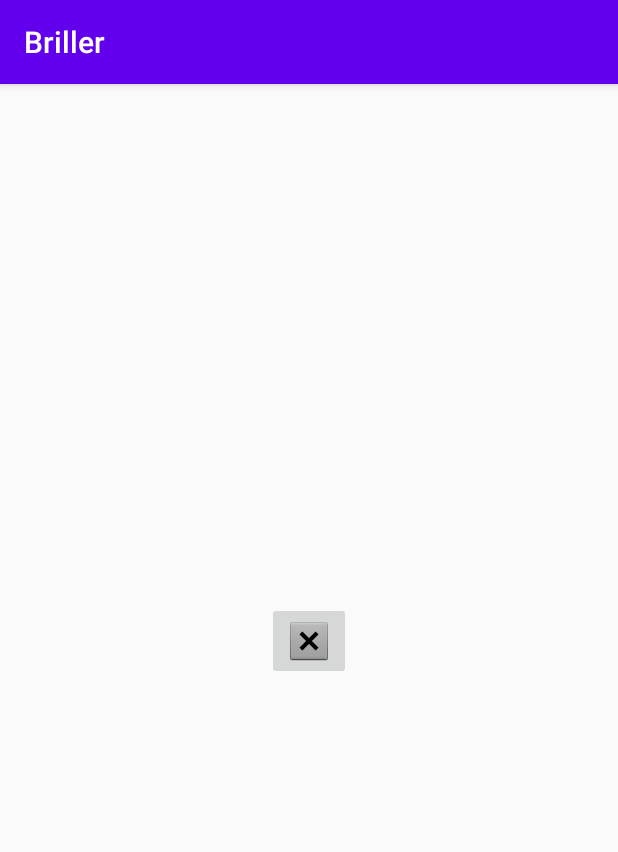
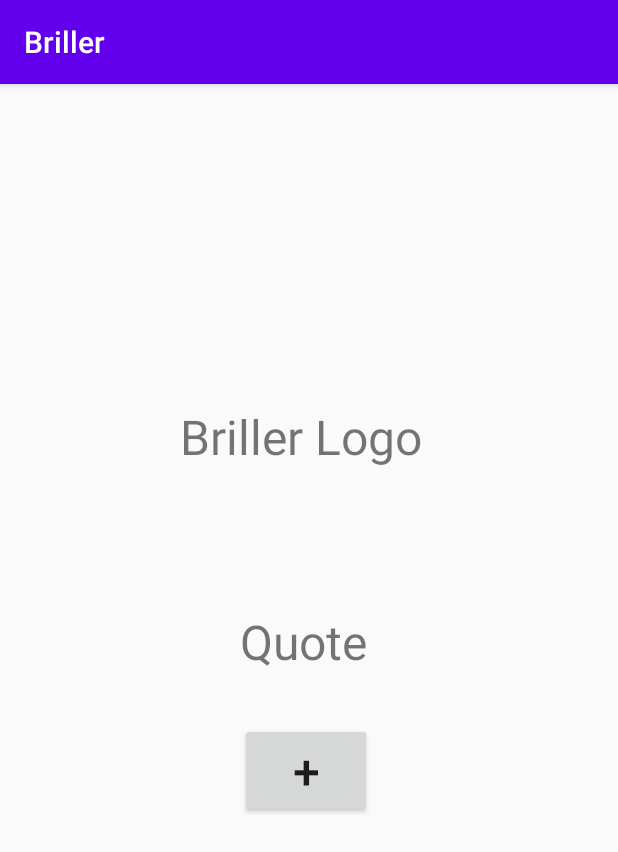
Before and after one commit to daygot/Briller, an Android app: the screen it shows after launch (LandingScreen before the commit, OnboardingActivity after it), on a phone screen of 412 x 824 dp. Shown: the top 852 px of the screen. Run offline under Robolectric (Android 15) with nearby library versions, the phone set to English and light mode, and no system bars.

Commit message:
Using Fragment Adapter

```diff
--- a/app/src/main/AndroidManifest.xml
+++ b/app/src/main/AndroidManifest.xml
@@ -16,8 +16,7 @@
                 <category android:name="android.intent.category.LAUNCHER" />
             </intent-filter>
         </activity>
-        <activity android:name=".OnboardingScreen" />
-        <activity android:name=".LandingScreen" />
+        <activity android:name=".OnboardingActivity"></activity>
     </application>
 
 </manifest>
--- a/app/src/main/java/com/goats/briller/LandingScreen.java
+++ /dev/null
@@ -1,34 +0,0 @@
-package com.goats.briller;
-
-import android.content.Intent;
-import android.support.v7.app.AppCompatActivity;
-import android.os.Bundle;
-import android.view.View;
-import android.widget.ImageButton;
-
-public class LandingScreen extends AppCompatActivity {
-
-    // Guest checkout
-    private ImageButton guestCheckOutButton;
-
-    @Override
-    protected void onCreate(Bundle savedInstanceState) {
-        super.onCreate(savedInstanceState);
-        setContentView(R.layout.activity_landing_screen);
-
-        // Designate guest checkout button
-        guestCheckOutButton = (ImageButton) findViewById(R.id.guestCheckOut);
-        guestCheckOutButton.setOnClickListener(new View.OnClickListener() {
-            @Override
-            public void onClick(View v) {
-                OpenSignInScreen();
-            }
-        });
-    }
-
-    public void OpenSignInScreen() {
-        Intent signInIntent = new Intent(this, OnboardingScreen.class);
-        startActivity(signInIntent);
-    }
-
-}
--- /dev/null
+++ b/app/src/main/java/com/goats/briller/OnboardingActivity.java
@@ -0,0 +1,46 @@
+package com.goats.briller;
+
+import android.content.Intent;
+import android.support.v4.app.Fragment;
+import android.support.v4.view.ViewPager;
+import android.support.v7.app.AppCompatActivity;
+import android.os.Bundle;
+import android.util.Log;
+import android.view.View;
+import android.widget.ImageButton;
+
+public class OnboardingActivity extends AppCompatActivity {
+
+    private static final String TAG = "OnboardingActivity";
+
+    private OnboardingFragmentsAdapter OBF_FragmentsAdapter;
+
+    private ViewPager OBF_ViewPager;
+
+    @Override
+    protected void onCreate(Bundle savedInstanceState) {
+        super.onCreate(savedInstanceState);
+        setContentView(R.layout.onboarding_activity_layout);
+        Log.d(TAG, "Onboarding OnCreate Started");
+
+        OBF_FragmentsAdapter = new OnboardingFragmentsAdapter(getSupportFragmentManager());
+
+        OBF_ViewPager = (ViewPager) findViewById(R.id.container);
+        // SetUp Pager
+        setUpViewPager(OBF_ViewPager);
+
+    }
+
+    private void setUpViewPager(ViewPager viewPager){
+        OnboardingFragmentsAdapter adapter = new OnboardingFragmentsAdapter(getSupportFragmentManager());
+        adapter.addFragment(new ob_f1(), "ob_f1");
+        adapter.addFragment(new ob_f2(), "ob_f2");
+        adapter.addFragment(new ob_f3(), "ob_f3");
+        viewPager.setAdapter(adapter);
+    }
+
+    public void setViewPager(int fragmentNumber){
+        OBF_ViewPager.setCurrentItem(fragmentNumber);
+    }
+
+}
--- /dev/null
+++ b/app/src/main/java/com/goats/briller/OnboardingFragmentsAdapter.java
@@ -0,0 +1,33 @@
+package com.goats.briller;
+
+import android.support.v4.app.Fragment;
+import android.support.v4.app.FragmentManager;
+import android.support.v4.app.FragmentStatePagerAdapter;
+
+import java.util.ArrayList;
+import java.util.List;
+
+public class OnboardingFragmentsAdapter extends FragmentStatePagerAdapter {
+
+    private final List<Fragment> OB_fragmentList = new ArrayList<>();
+    private final List<String> OB_fragmentListTitles = new ArrayList<>();
+
+    public OnboardingFragmentsAdapter(FragmentManager fm) {
+        super(fm);
+    }
+
+    public void addFragment(Fragment fragment, String title){
+        OB_fragmentList.add(fragment);
+        OB_fragmentListTitles.add(title);
+    }
+
+    @Override
+    public Fragment getItem(int position) {
+        return OB_fragmentList.get(position);
+    }
+
+    @Override
+    public int getCount() {
+        return OB_fragmentList.size();
+    }
+}
--- a/app/src/main/java/com/goats/briller/SplashScreen.java
+++ b/app/src/main/java/com/goats/briller/SplashScreen.java
@@ -11,7 +11,7 @@ public class SplashScreen extends AppCompatActivity {
         super.onCreate(savedInstanceState);
         setContentView(R.layout.activity_splash_screen);
 
-        Intent intent = new Intent(this, LandingScreen.class);
+        Intent intent = new Intent(this, OnboardingActivity.class);
         startActivity(intent);
         finish();
     }
--- /dev/null
+++ b/app/src/main/java/com/goats/briller/ob_f1.java
@@ -0,0 +1,35 @@
+package com.goats.briller;
+
+import android.os.Bundle;
+import android.support.annotation.NonNull;
+import android.support.annotation.Nullable;
+import android.support.v4.app.Fragment;
+import android.view.LayoutInflater;
+import android.view.View;
+import android.view.ViewGroup;
+import android.widget.Button;
+import android.widget.Toast;
+
+public class ob_f1 extends Fragment {
+
+    private Button btnTo_F2;
+
+    @Nullable
+    @Override
+    public View onCreateView(@NonNull LayoutInflater inflater, @Nullable ViewGroup container, @Nullable Bundle savedInstanceState) {
+        View view = inflater.inflate(R.layout.ob_f1, container, false);
+
+        btnTo_F2 = (Button) view.findViewById(R.id.f1_button);
+
+        btnTo_F2.setOnClickListener(new View.OnClickListener() {
+            @Override
+            public void onClick(View v) {
+                Toast.makeText(getActivity(), "Going to Fragment 2!", Toast.LENGTH_SHORT).show();
+
+                ((OnboardingActivity)getActivity()).setViewPager(1);
+            }
+        });
+
+        return view;
+    }
+}
--- /dev/null
+++ b/app/src/main/java/com/goats/briller/ob_f2.java
@@ -0,0 +1,36 @@
+package com.goats.briller;
+
+import android.os.Bundle;
+import android.support.annotation.NonNull;
+import android.support.annotation.Nullable;
+import android.support.v4.app.Fragment;
+import android.view.LayoutInflater;
+import android.view.View;
+import android.view.ViewGroup;
+import android.widget.Button;
+import android.widget.Toast;
+
+public class ob_f2 extends Fragment {
+
+    private Button DOG_BUTTON;
+
+    @Nullable
+    @Override
+    public View onCreateView(@NonNull LayoutInflater inflater, @Nullable ViewGroup container, @Nullable Bundle savedInstanceState) {
+        View view = inflater.inflate(R.layout.ob_f2, container, false);
+
+        DOG_BUTTON = (Button) view.findViewById(R.id.f2_dog_button);
+
+        DOG_BUTTON.setOnClickListener(new View.OnClickListener() {
+            @Override
+            public void onClick(View v) {
+                Toast.makeText(getActivity(), "Going to Fragment 3!", Toast.LENGTH_SHORT).show();
+
+                ((OnboardingActivity)getActivity()).setViewPager(2);
+            }
+        });
+
+        return view;
+    }
+
+}
--- /dev/null
+++ b/app/src/main/java/com/goats/briller/ob_f3.java
@@ -0,0 +1,19 @@
+package com.goats.briller;
+
+import android.os.Bundle;
+import android.support.annotation.NonNull;
+import android.support.annotation.Nullable;
+import android.support.v4.app.Fragment;
+import android.view.LayoutInflater;
+import android.view.View;
+import android.view.ViewGroup;
+
+public class ob_f3 extends Fragment {
+
+    @Nullable
+    @Override
+    public View onCreateView(@NonNull LayoutInflater inflater, @Nullable ViewGroup container, @Nullable Bundle savedInstanceState) {
+        View view = inflater.inflate(R.layout.ob_f3, container, false);
+        return view;
+    }
+}
--- a/app/src/main/res/layout/activity_landing_screen.xml
+++ /dev/null
@@ -1,20 +0,0 @@
-<?xml version="1.0" encoding="utf-8"?>
-<android.support.constraint.ConstraintLayout xmlns:android="http://schemas.android.com/apk/res/android"
-    xmlns:app="http://schemas.android.com/apk/res-auto"
-    xmlns:tools="http://schemas.android.com/tools"
-    android:layout_width="match_parent"
-    android:layout_height="match_parent"
-    tools:context=".LandingScreen">
-
-    <ImageButton
-        android:id="@+id/guestCheckOut"
-        android:layout_width="wrap_content"
-        android:layout_height="wrap_content"
-        android:layout_marginTop="327dp"
-        android:layout_marginBottom="353dp"
-        app:layout_constraintBottom_toBottomOf="parent"
-        app:layout_constraintEnd_toEndOf="parent"
-        app:layout_constraintStart_toStartOf="parent"
-        app:layout_constraintTop_toTopOf="parent"
-        app:srcCompat="@android:drawable/btn_dialog" />
-</android.support.constraint.ConstraintLayout>
--- /dev/null
+++ b/app/src/main/res/layout/ob_f1.xml
@@ -0,0 +1,36 @@
+<?xml version="1.0" encoding="utf-8"?>
+<FrameLayout xmlns:android="http://schemas.android.com/apk/res/android"
+    android:layout_width="match_parent"
+    android:layout_height="match_parent">
+
+    <TextView
+        android:id="@+id/briller_logo"
+        android:layout_width="wrap_content"
+        android:layout_height="wrap_content"
+        android:layout_marginLeft="120dp"
+        android:layout_marginTop="213dp"
+        android:textSize="32sp"
+        android:text="Briller Logo"
+        android:layout_marginStart="120dp" />
+
+    <TextView
+        android:id="@+id/f1_quote"
+        android:layout_width="wrap_content"
+        android:layout_height="wrap_content"
+        android:layout_marginLeft="160dp"
+        android:layout_marginTop="350dp"
+        android:textSize="32sp"
+        android:text="Quote"
+        android:layout_marginStart="160dp" />
+
+    <Button
+        android:id="@+id/f1_button"
+        android:layout_width="wrap_content"
+        android:layout_height="wrap_content"
+        android:layout_marginLeft="160dp"
+        android:layout_marginTop="426dp"
+        android:textSize="32sp"
+        android:text="+"
+        android:layout_marginStart="160dp" />
+
+</FrameLayout>
--- /dev/null
+++ b/app/src/main/res/layout/onboarding_activity_layout.xml
@@ -0,0 +1,13 @@
+<?xml version="1.0" encoding="utf-8"?>
+<FrameLayout xmlns:android="http://schemas.android.com/apk/res/android"
+    android:layout_width="match_parent"
+    android:layout_height="match_parent">
+
+    <android.support.v4.view.ViewPager
+        android:layout_width="match_parent"
+        android:layout_height="match_parent"
+        android:id="@+id/container">
+
+    </android.support.v4.view.ViewPager>
+
+</FrameLayout>
```
Also changed, not shown: app/src/main/java/com/goats/briller/OnboardingFlow.java (deleted, +0 -73 lines), app/src/main/java/com/goats/briller/OnboardingScreen.java (deleted, +0 -13 lines), app/src/main/res/layout/activity_onboarding_screen.xml (deleted, +0 -14 lines), app/src/main/res/layout/activity_splash_screen.xml (+13 -6 lines), app/src/main/res/layout/fragment_onboarding_flow.xml (deleted, +0 -147 lines), app/src/main/res/layout/ob_f2.xml (added, +54 -0 lines), app/src/main/res/layout/ob_f3.xml (added, +25 -0 lines).
